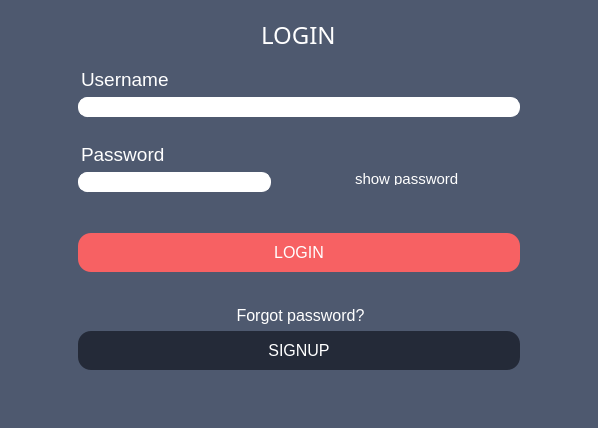
Qt form src/client/gui/ui/login.ui (aleoli/Shared-Editor) before a commit.
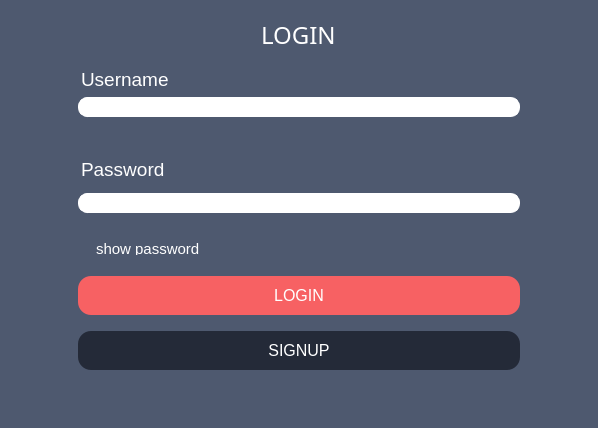
The same form after that commit. Icons and pictures are not drawn.

Commit message: Aggiustato allineamento elementi e chiarezza testo nelle finestre: LOGIN, REGISTRATION e EDIT

```diff
--- a/src/client/gui/ui/login.ui
+++ b/src/client/gui/ui/login.ui
@@ -98,8 +98,6 @@
              </item>
             </layout>
            </item>
-           <item>
-            <layout class="QHBoxLayout" name="pwd_and_showPwd">
              <item>
               <layout class="QVBoxLayout" name="pwd_field">
                <item alignment="Qt::AlignLeft">
@@ -117,10 +115,10 @@
                   <enum>Qt::LeftToRight</enum>
                  </property>
                  <property name="styleSheet">
-                  <string notr="true">QLabel{;
-	background: rgba(0,0,0,0);
+                <string notr="true">QLabel{
 	margin-left: 0px;
 	margin-bottom: 0px;
+	margin-top: 10px;
 }</string>
                  </property>
                  <property name="text">
@@ -144,11 +142,11 @@
                 <widget class="QLineEdit" name="ledit_pwd">
                  <property name="styleSheet">
                   <string notr="true">background: white;
-border: 1px solid white;
+border:1px solid white;
 border-radius: 9px;
 padding: 1 8px;
 margin: 0 0 20 0px;
-color: #94938f;
+color: #242A38;
 font: &quot;Segoe UI Emoji&quot;;
 selection-background-color: #f76163;</string>
                  </property>
@@ -160,6 +158,8 @@
               </layout>
              </item>
              <item>
+            <layout class="QHBoxLayout" name="showPwd">
+             <item>
               <widget class="QCheckBox" name="checkBox_showPwd">
                <property name="cursor">
                 <cursorShape>PointingHandCursor</cursorShape>
@@ -172,6 +172,7 @@
     spacing: 5px;
 	font-size: 11pt;
 	color:white;
+	margin-left: 0px;
 	margin-bottom: -3px;
 }
 
@@ -723,30 +724,6 @@
              </property>
             </widget>
            </item>
-           <item alignment="Qt::AlignBottom">
-            <widget class="QLabel" name="label_4gotPwd">
-             <property name="cursor">
-              <cursorShape>PointingHandCursor</cursorShape>
-             </property>
-             <property name="toolTip">
-              <string>&lt;html&gt;&lt;head/&gt;&lt;body&gt;&lt;p&gt;Recover password&lt;/p&gt;&lt;p&gt;&lt;br/&gt;&lt;/p&gt;&lt;p&gt;&lt;br/&gt;&lt;/p&gt;&lt;/body&gt;&lt;/html&gt;</string>
-             </property>
-             <property name="styleSheet">
-              <string notr="true">QLabel{
-	color: white;
-	/*margin-right: 0px;*/
-	margin-bottom: 0px;
-}
-
-QLabel:hover{
-	color: #f76163;
-}</string>
-             </property>
-             <property name="text">
-              <string>&lt;html&gt;&lt;head/&gt;&lt;body&gt;&lt;p align=&quot;center&quot;&gt;&lt;span style=&quot; font-size:12pt;&quot;&gt;Forgot password?&lt;/span&gt;&lt;/p&gt;&lt;/body&gt;&lt;/html&gt;</string>
-             </property>
-            </widget>
-           </item>
            <item>
             <widget class="QPushButton" name="btn_signup">
              <property name="cursor">
@@ -758,7 +735,6 @@
              <property name="styleSheet">
               <string notr="true">QPushButton {
     background: #242A38;
-    /*border-style: outset;*/
     border-width: 1px;
     border-radius: 13px;
     border-color: #242A38;
@@ -767,7 +743,7 @@
     padding: 10px;
 	margin-left: 0px;
 	margin-right: 0px;
-	margin-top: 0px;
+	margin-top: 10px;
 }
 
 QPushButton:hover {
```
Left out of the diff: 9 changed lines with no effect on the pictures. Lines whose indentation alone changed are shown as unchanged. The commit also changes 4 other files.
